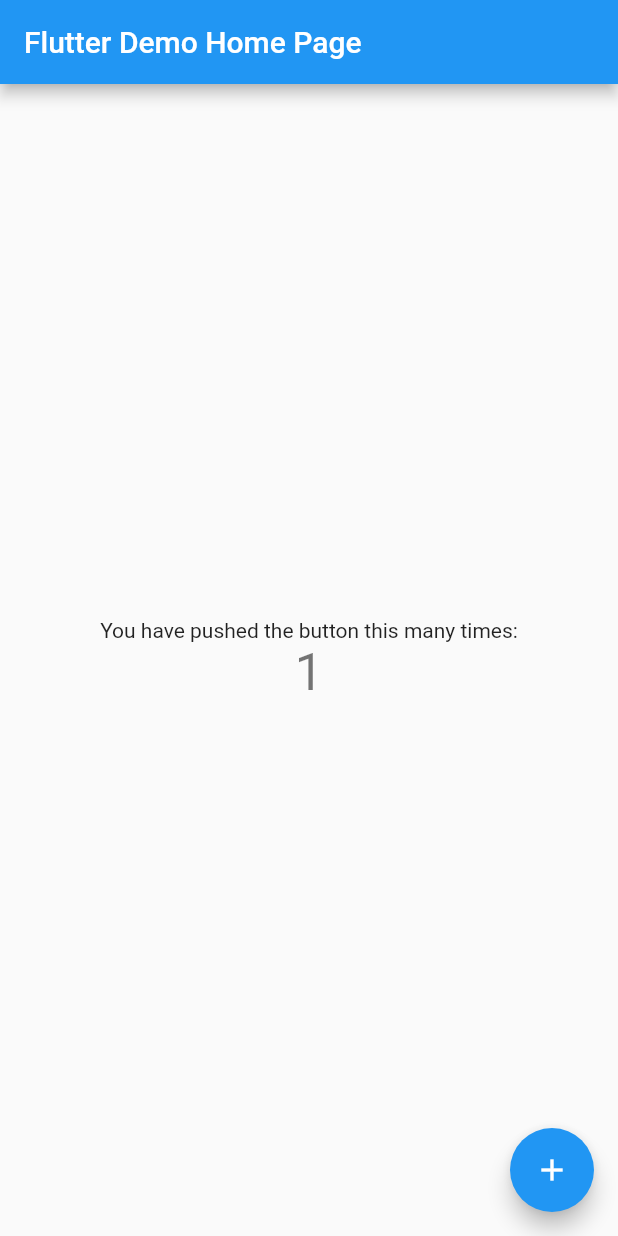
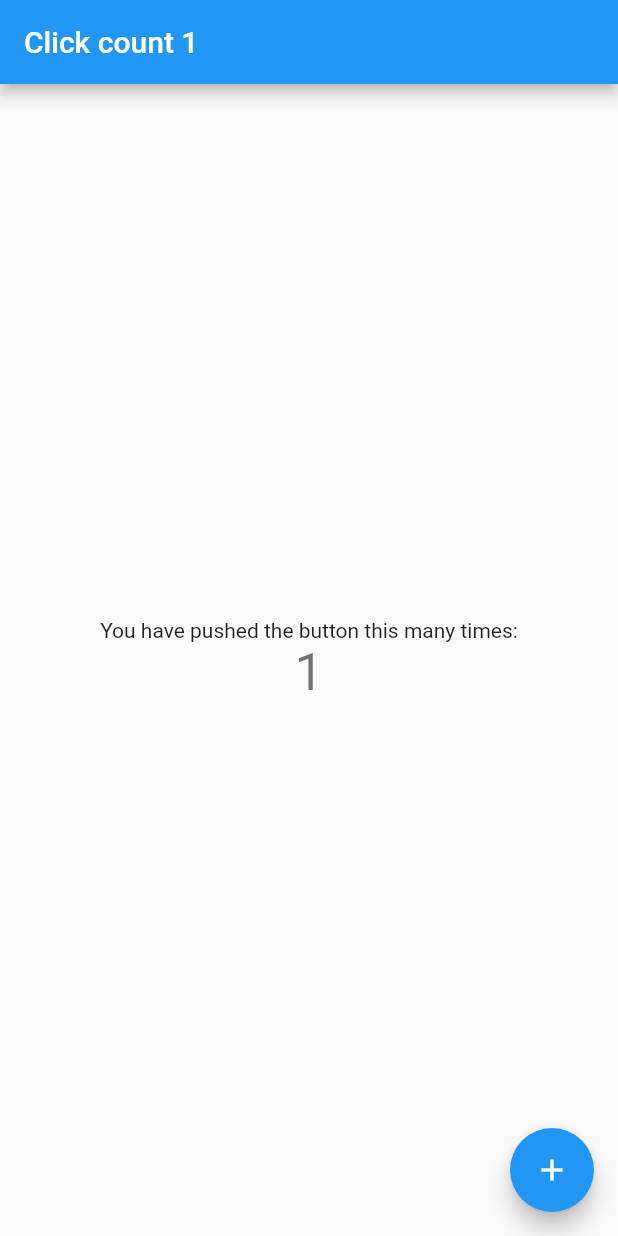
Before and after one commit to alexnaldosantos/demo1, a Flutter app: the screen it shows after launch, after a tap on the "add" icon, on a phone screen of 412 x 824 dp. Run offline on Flutter 3.47's test engine with Material 2 defaults, Android fonts, the phone set to English and light mode, and no system bars.

Commit message:
provider

```diff
--- /dev/null
+++ b/lib/configuration.dart
@@ -0,0 +1,9 @@
+import 'package:flutter/material.dart';
+
+class Configuration extends ChangeNotifier {
+  String title = "My App";
+  changeTitle(String newTitle){
+    title = newTitle;
+    notifyListeners();
+  }
+}
--- a/lib/main.dart
+++ b/lib/main.dart
@@ -1,7 +1,13 @@
+import 'package:demo1/configuration.dart';
 import 'package:flutter/material.dart';
+import 'package:provider/provider.dart';
 
 void main() {
-  runApp(const MyApp());
+  runApp(
+    ChangeNotifierProvider(
+    create: (_) => Configuration(),
+    child: const MyApp()
+    ));
 }
 
 class MyApp extends StatelessWidget {
@@ -24,7 +30,7 @@ class MyApp extends StatelessWidget {
         // is not restarted.
         primarySwatch: Colors.blue,
       ),
-      home: const MyHomePage(title: 'Flutter Demo Home Page'),
+      home: MyHomePage(title: Provider.of<Configuration>(context).title),
     );
   }
 }
@@ -51,14 +57,8 @@ class _MyHomePageState extends State<MyHomePage> {
   int _counter = 0;
 
   void _incrementCounter() {
-    setState(() {
-      // This call to setState tells the Flutter framework that something has
-      // changed in this State, which causes it to rerun the build method below
-      // so that the display can reflect the updated values. If we changed
-      // _counter without calling setState(), then the build method would not be
-      // called again, and so nothing would appear to happen.
       _counter++;
-    });
+      Provider.of<Configuration>(context, listen: false).changeTitle("Click count $_counter");
   }
 
   @override
--- a/pubspec.yaml
+++ b/pubspec.yaml
@@ -30,7 +30,7 @@ environment:
 dependencies:
   flutter:
     sdk: flutter
-
+  provider: ^6.0.0
   # The following adds the Cupertino Icons font to your application.
   # Use with the CupertinoIcons class for iOS style icons.
   cupertino_icons: ^1.0.2
```
Also changed, not shown: pubspec.lock.
